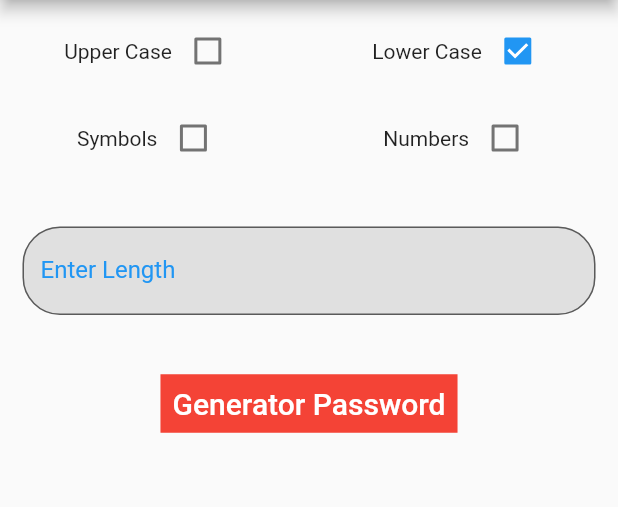
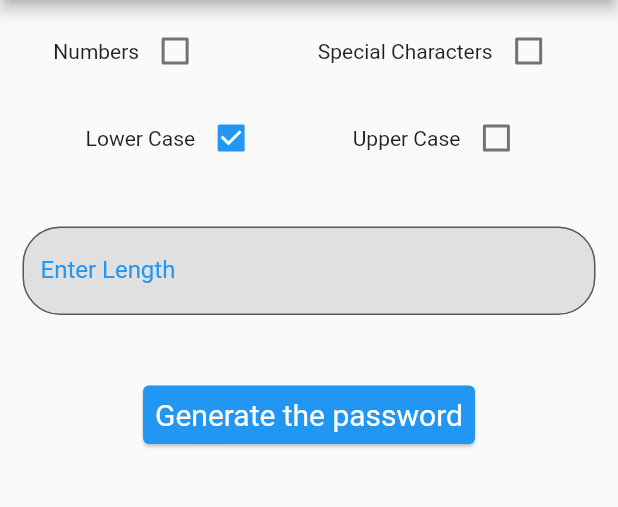
Before and after one commit to Hami0095/passwordgenerator, a Flutter app: the screen it shows after launch, on a phone screen of 412 x 824 dp, the part 84-591 px from its top. Run offline on Flutter 3.47's test engine with Material 2 defaults, Android fonts, the phone set to English and light mode, and no system bars; missing offline and left inert: random_password_generator.

```diff
--- a/lib/main.dart
+++ b/lib/main.dart
@@ -1,5 +1,6 @@
 import 'package:flutter/material.dart';
-import 'package:random_password_generator/random_password_generator.dart';
+
+import './models/pwd_generator.dart';
 
 void main() {
   runApp(const MyApp());
@@ -14,182 +15,9 @@ class MyApp extends StatelessWidget {
     return MaterialApp(
       title: 'Flutter Demo',
       theme: ThemeData(
-        primarySwatch: Colors.purple,
+        primarySwatch: Colors.blue,
       ),
       home: const PasswordGenerator(),
     );
   }
 }
-
-class PasswordGenerator extends StatefulWidget {
-  const PasswordGenerator({Key? key}) : super(key: key);
-
-  @override
-  State<PasswordGenerator> createState() => _PasswordGeneratorState();
-}
-
-class _PasswordGeneratorState extends State<PasswordGenerator> {
-  bool _isWithLetters = true;
-  bool _isWithUppercase = false;
-  bool _isWithNumbers = false;
-  bool _isWithSpecial = false;
-  double _numberCharPassword = 8;
-  String newPassword = '';
-  Color _color = Colors.purple;
-  String isOk = '';
-  TextEditingController _passwordLength = TextEditingController();
-  final password = RandomPasswordGenerator();
-  @override
-  void initState() {
-    super.initState();
-  }
-
-  checkBox(String name, Function onTap, bool value) {
-    return Row(
-      mainAxisAlignment: MainAxisAlignment.center,
-      children: <Widget>[
-        Text(name),
-        Checkbox(
-          value: value,
-          onChanged: (value) => onTap,
-        ),
-      ],
-    );
-  }
-
-  @override
-  Widget build(BuildContext context) {
-    return MaterialApp(
-      debugShowCheckedModeBanner: false,
-      home: Scaffold(
-        appBar: AppBar(
-          title: const Text('Random Password Generator'),
-        ),
-        body: Center(
-            child: Column(
-          children: [
-            SizedBox(
-              height: 10,
-            ),
-            Row(
-              mainAxisAlignment: MainAxisAlignment.spaceAround,
-              children: [
-                checkBox('Upper Case', (bool value) {
-                  _isWithUppercase = value;
-                  setState(() {});
-                }, _isWithUppercase),
-                checkBox('Lower Case', (bool value) {
-                  _isWithLetters = value;
-                  setState(() {});
-                }, _isWithLetters)
-              ],
-            ),
-            SizedBox(
-              height: 10,
-            ),
-            Row(
-              mainAxisAlignment: MainAxisAlignment.spaceAround,
-              children: [
-                checkBox('Symbols', (bool value) {
-                  _isWithSpecial = value;
-                  setState(() {});
-                }, _isWithSpecial),
-                checkBox('Numbers', (bool value) {
-                  _isWithNumbers = value;
-                  setState(() {});
-                }, _isWithNumbers)
-              ],
-            ),
-            SizedBox(
-              height: 20,
-            ),
-            Padding(
-              padding: const EdgeInsets.all(15.0),
-              child: TextField(
-                controller: _passwordLength,
-                decoration: InputDecoration(
-                  border: new OutlineInputBorder(
-                    borderRadius: new BorderRadius.circular(25.0),
-                    borderSide: new BorderSide(),
-                  ),
-                  filled: true,
-                  fillColor: Colors.grey[300],
-                  labelText: 'Enter Length',
-                  labelStyle: TextStyle(color: Colors.blue),
-                ),
-                keyboardType: TextInputType.number,
-              ),
-            ),
-            SizedBox(
-              height: 20,
-            ),
-            FlatButton(
-                onPressed: () {
-                  if (_passwordLength.text.trim().isNotEmpty)
-                    _numberCharPassword =
-                        double.parse(_passwordLength.text.trim());
-
-                  newPassword = password.randomPassword(
-                      letters: _isWithLetters,
-                      numbers: _isWithNumbers,
-                      passwordLength: _numberCharPassword,
-                      specialChar: _isWithSpecial,
-                      uppercase: _isWithUppercase);
-
-                  print(newPassword);
-                  double passwordstrength =
-                      password.checkPassword(password: newPassword);
-                  if (passwordstrength < 0.3) {
-                    _color = Colors.red;
-                    isOk = 'This password is weak!';
-                  } else if (passwordstrength < 0.7) {
-                    _color = Colors.blue;
-                    isOk = 'This password is Good';
-                  } else {
-                    _color = Colors.green;
-                    isOk = 'This passsword is Strong';
-                  }
-
-                  setState(() {});
-                },
-                child: Container(
-                  color: Colors.red,
-                  child: Padding(
-                    padding: const EdgeInsets.all(8.0),
-                    child: Text(
-                      'Generator Password',
-                      style: TextStyle(color: Colors.white, fontSize: 20),
-                    ),
-                  ),
-                )),
-            SizedBox(
-              height: 10,
-            ),
-            if (newPassword.isNotEmpty && newPassword != null)
-              Center(
-                  child: SingleChildScrollView(
-                child: Padding(
-                  padding: const EdgeInsets.all(8.0),
-                  child: Text(
-                    isOk,
-                    style: TextStyle(color: _color, fontSize: 25),
-                  ),
-                ),
-              )),
-            if (newPassword.isNotEmpty && newPassword != null)
-              Center(
-                  child: SingleChildScrollView(
-                child: Padding(
-                  padding: const EdgeInsets.all(8.0),
-                  child: Text(
-                    newPassword,
-                    style: TextStyle(color: _color, fontSize: 25),
-                  ),
-                ),
-              ))
-          ],
-        )),
-      ),
-    );
-  }
-}
```
